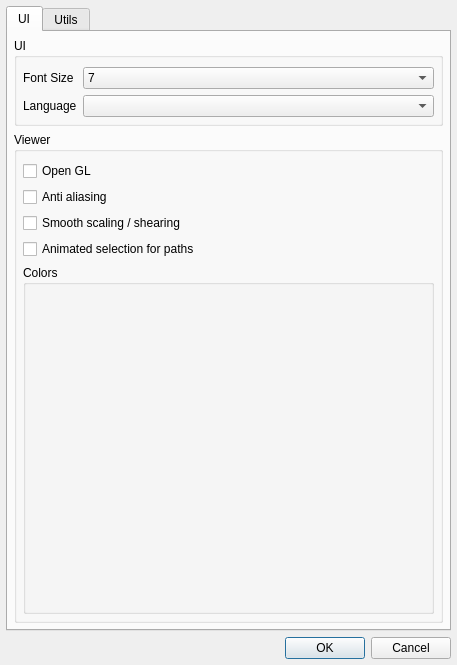
Before: the Qt Designer form GGEasy/settingsdialog.ui in XRay3D/GERBER_X3, drawn with Qt 5.
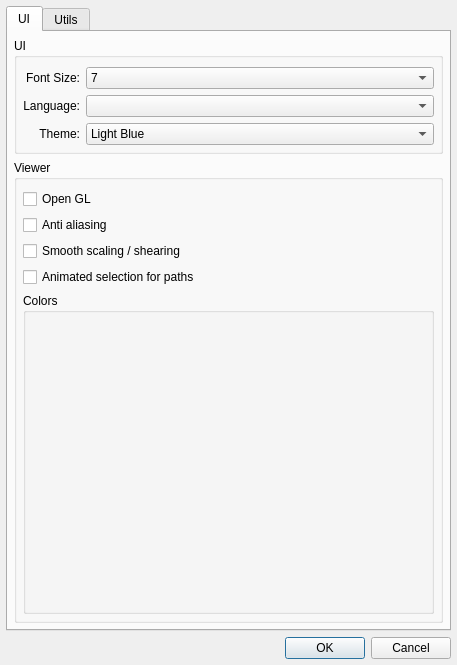
After: the same form once the commit is applied. The open tabs and pages were chosen to show the change. Custom widgets are drawn as their Qt base class.

Commit message: Theme Settings

Diff of the .ui file:
```diff
--- a/GGEasy/settingsdialog.ui
+++ b/GGEasy/settingsdialog.ui
@@ -66,13 +66,6 @@
           <property name="bottomMargin">
            <number>6</number>
           </property>
-          <item row="0" column="0">
-           <widget class="QLabel" name="fontSizeLabel">
-            <property name="text">
-             <string>Font Size</string>
-            </property>
-           </widget>
-          </item>
           <item row="0" column="1">
            <widget class="QComboBox" name="cbxFontSize">
             <property name="sizePolicy">
@@ -123,16 +116,63 @@
             </item>
            </widget>
           </item>
-          <item row="1" column="0">
-           <widget class="QLabel" name="label_17">
-            <property name="text">
-             <string>Language</string>
-            </property>
-           </widget>
-          </item>
           <item row="1" column="1">
            <widget class="QComboBox" name="cbxLanguage"/>
           </item>
+          <item row="1" column="0">
+           <widget class="QLabel" name="label_17">
+            <property name="text">
+             <string>Language:</string>
+            </property>
+            <property name="alignment">
+             <set>Qt::AlignRight|Qt::AlignTrailing|Qt::AlignVCenter</set>
+            </property>
+           </widget>
+          </item>
+          <item row="0" column="0">
+           <widget class="QLabel" name="fontSizeLabel">
+            <property name="text">
+             <string>Font Size:</string>
+            </property>
+            <property name="alignment">
+             <set>Qt::AlignRight|Qt::AlignTrailing|Qt::AlignVCenter</set>
+            </property>
+           </widget>
+          </item>
+          <item row="2" column="1">
+           <widget class="QComboBox" name="cbxTheme">
+            <item>
+             <property name="text">
+              <string>Light Blue</string>
+             </property>
+            </item>
+            <item>
+             <property name="text">
+              <string>Light Red</string>
+             </property>
+            </item>
+            <item>
+             <property name="text">
+              <string>Dark Blue</string>
+             </property>
+            </item>
+            <item>
+             <property name="text">
+              <string>Dark Red</string>
+             </property>
+            </item>
+           </widget>
+          </item>
+          <item row="2" column="0">
+           <widget class="QLabel" name="label">
+            <property name="text">
+             <string>Theme:</string>
+            </property>
+            <property name="alignment">
+             <set>Qt::AlignRight|Qt::AlignTrailing|Qt::AlignVCenter</set>
+            </property>
+           </widget>
+          </item>
          </layout>
         </widget>
        </item>
```
Left out of the diff: 4 changed lines with no effect on the pictures. The commit also changes 561 other files.
